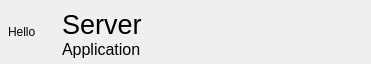
Above: serverlist-item.ui from WarpshotCoH/sunrise-launcher before the change. Below: the same form after it.
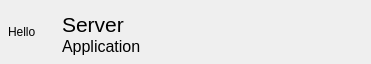
That is the form after the change.

```diff
--- a/serverlist-item.ui
+++ b/serverlist-item.ui
@@ -111,7 +111,7 @@
         </property>
         <property name="font">
          <font>
-          <pointsize>20</pointsize>
+          <pointsize>16</pointsize>
          </font>
         </property>
         <property name="text">
```
